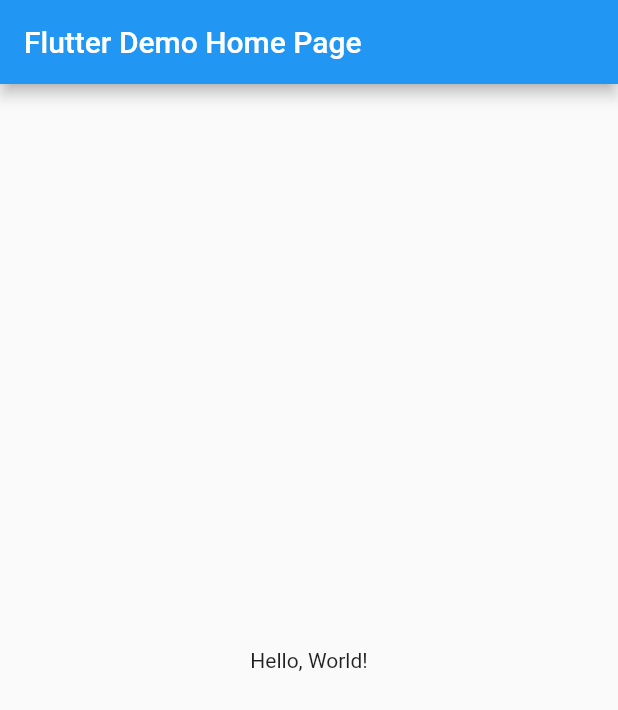
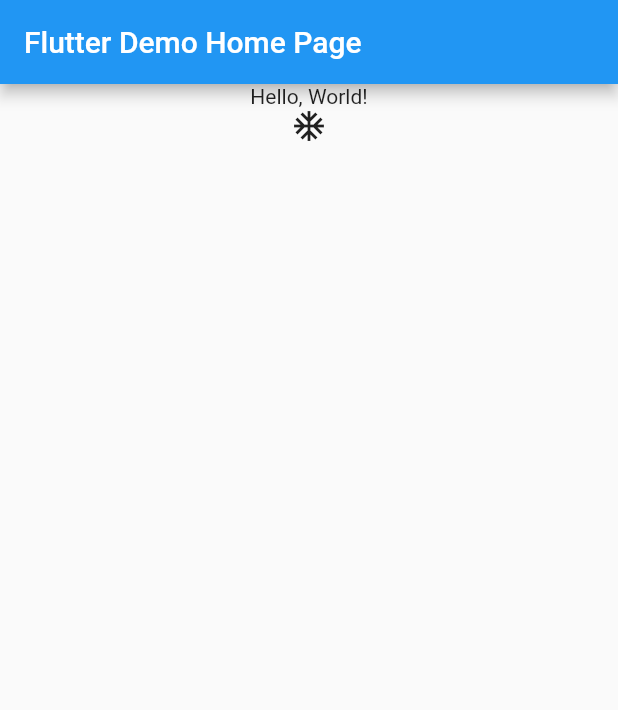
Before and after one commit to mdrobnych/hello_tester_3, a Flutter app: the screen it shows after launch, on a phone screen of 412 x 824 dp. Shown: the top 710 px of the screen. Run offline on Flutter 3.47's test engine with Material 2 defaults, Android fonts, the phone set to English and light mode, and no system bars.

Commit message:
add icon

```diff
--- a/lib/home.dart
+++ b/lib/home.dart
@@ -12,8 +12,13 @@ class MyHomePage extends StatelessWidget {
         title: Text(title),
       ),
       body: Center(
-        child: Text(
-          'Hello, World!',
+        child: Column(
+          children: [
+            Text(
+              'Hello, World!',
+            ),
+            Icon(Icons.ac_unit),
+          ],
         ),
       ),
     );
```
